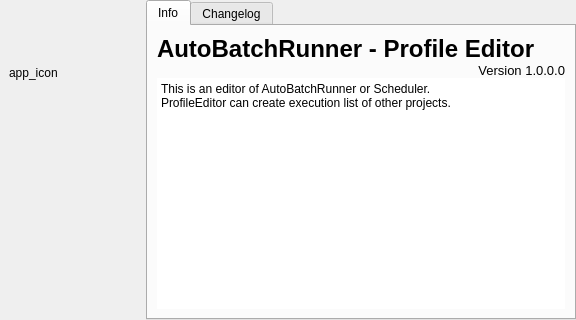
Above: src/ProfileEditor/aboutpe.ui from karakirimu/AutoBatchTools before the change. Below: the same form after it.
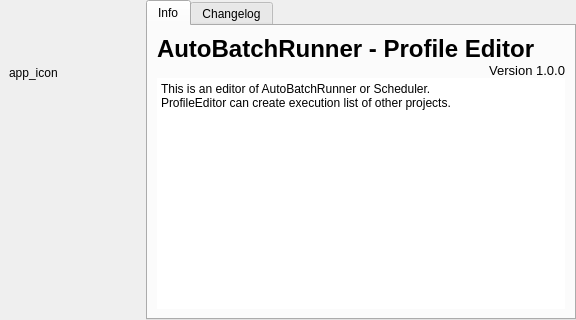
That is the form after the change.

The edit to the form file:
```diff
--- a/src/ProfileEditor/aboutpe.ui
+++ b/src/ProfileEditor/aboutpe.ui
@@ -145,7 +145,7 @@
              </font>
             </property>
             <property name="text">
-             <string notr="true">Version 1.0.0.0</string>
+             <string notr="true">Version 1.0.0</string>
             </property>
             <property name="alignment">
              <set>Qt::AlignRight|Qt::AlignTrailing|Qt::AlignVCenter</set>
```
